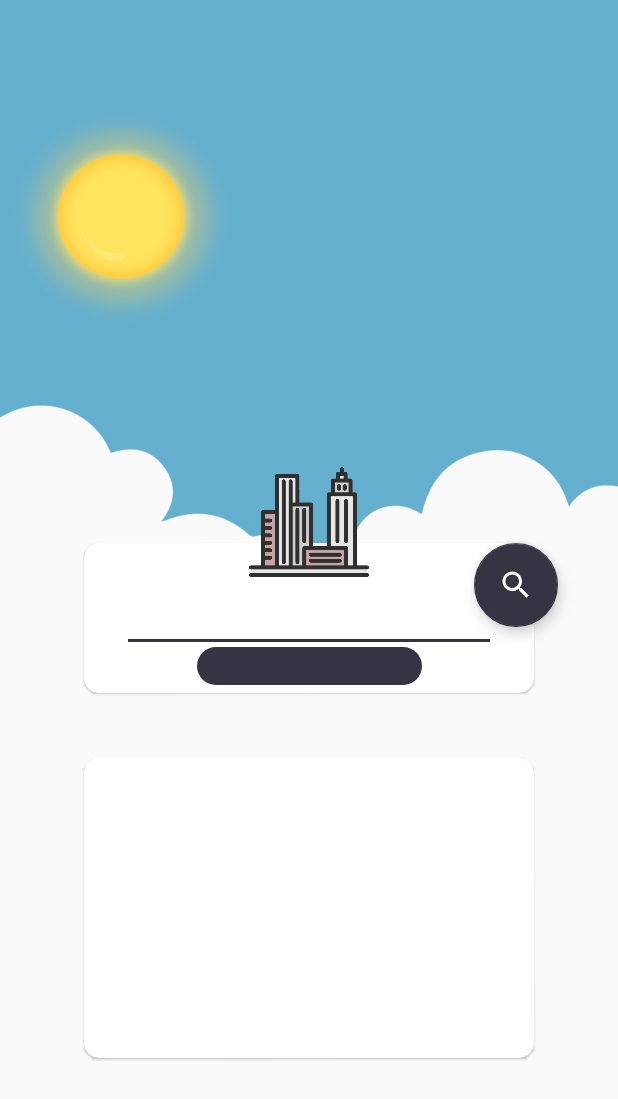
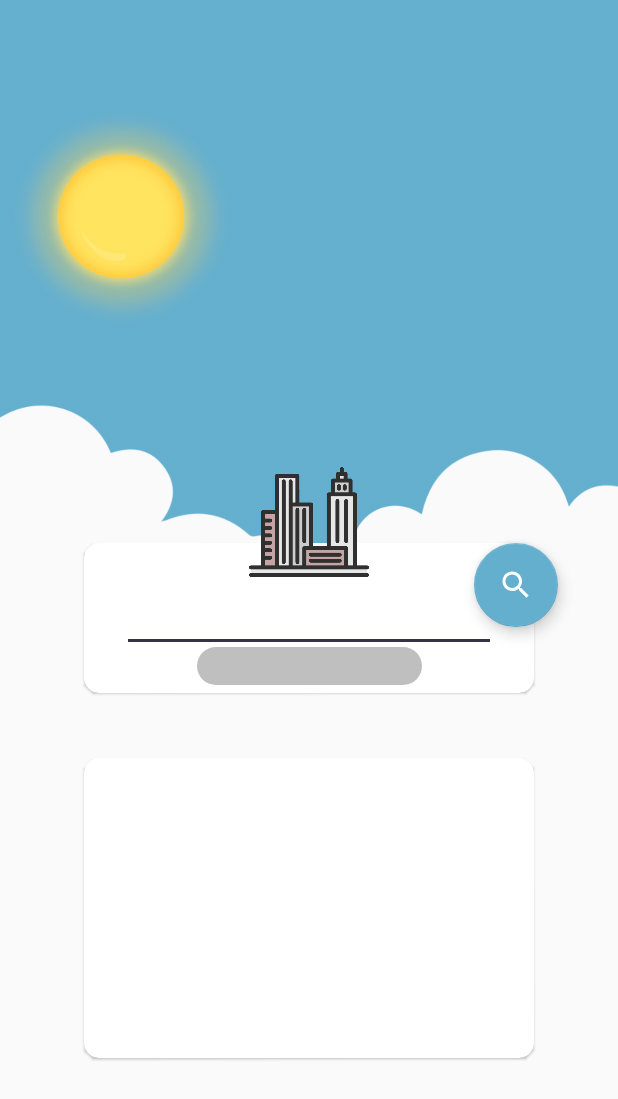
Before and after one commit to faa0/Weather, an Android app: the screen it shows after launch (MainActivity), on a phone screen of 412 x 824 dp. Shown: the top 1099 px of the screen. Run offline under Robolectric (Android 15) with nearby library versions, the light colour scheme and no system bars.

Commit message:
Added better colors

```diff
--- a/app/src/main/java/com/fara/weather/MainActivity.java
+++ b/app/src/main/java/com/fara/weather/MainActivity.java
@@ -2,15 +2,21 @@ package com.fara.weather;
 
 import android.app.Activity;
 import android.content.SharedPreferences;
+import android.content.res.ColorStateList;
 import android.os.AsyncTask;
 import android.os.Bundle;
 import android.view.View;
+import android.view.Window;
+import android.view.WindowManager;
 import android.view.inputmethod.InputMethodManager;
 import android.widget.EditText;
 import android.widget.ImageView;
 import android.widget.TextView;
 
 import androidx.appcompat.app.AppCompatActivity;
+import androidx.core.content.ContextCompat;
+
+import com.google.android.material.floatingactionbutton.FloatingActionButton;
 
 import org.json.JSONException;
 import org.json.JSONObject;
@@ -35,6 +41,8 @@ public class MainActivity extends AppCompatActivity {
 
     private TextView tvSave;
     private ImageView ivSave;
+
+    private FloatingActionButton fabSearch;
 
     private ImageView ivHumidity;
     private ImageView ivPressure;
@@ -64,6 +72,8 @@ public class MainActivity extends AppCompatActivity {
 
         tvSave = findViewById(R.id.tvSave);
         ivSave = findViewById(R.id.ivSave);
+
+        fabSearch = findViewById(R.id.fabSearch);
 
         setTime();
         loadText();
@@ -263,9 +273,13 @@ public class MainActivity extends AppCompatActivity {
 
         if (timeOfDay >= 20 && timeOfDay < 5) {
             background.setBackgroundResource(R.drawable.d01n);
+            fabSearch.setBackgroundTintList(ColorStateList.valueOf(getResources().getColor(R.color.colorPrimaryDark)));
+            getWindow().setStatusBarColor(getResources().getColor(R.color.colorPrimaryDark));
 
         } else if (timeOfDay >= 5 && timeOfDay < 20) {
             background.setBackgroundResource(R.drawable.d01d);
+            fabSearch.setBackgroundTintList(ColorStateList.valueOf(getResources().getColor(R.color.blue)));
+            getWindow().setStatusBarColor(getResources().getColor(R.color.blue));
         }
     }
 }
--- a/app/src/main/res/drawable/rectangle_rounded_all.xml
+++ b/app/src/main/res/drawable/rectangle_rounded_all.xml
@@ -3,7 +3,7 @@
     xmlns:android="http://schemas.android.com/apk/res/android">
     <item>
         <shape>
-            <solid android:color="@color/colorAccent"/>
+            <solid android:color="@color/black40"/>
             <corners android:radius="20.0dip" />
         </shape>
     </item>
--- a/app/src/main/res/values/colors.xml
+++ b/app/src/main/res/values/colors.xml
@@ -1,7 +1,9 @@
 <?xml version="1.0" encoding="utf-8"?>
 <resources>
     <color name="colorPrimary">#008577</color>
-    <color name="colorPrimaryDark">#363442</color>
+    <color name="colorPrimaryDark">#34323F</color>
     <color name="colorAccent">#363442</color>
+    <color name="blue">#64AFCE</color>
     <color name="black">#000000</color>
+    <color name="black40">#40000000</color>
 </resources>
```
